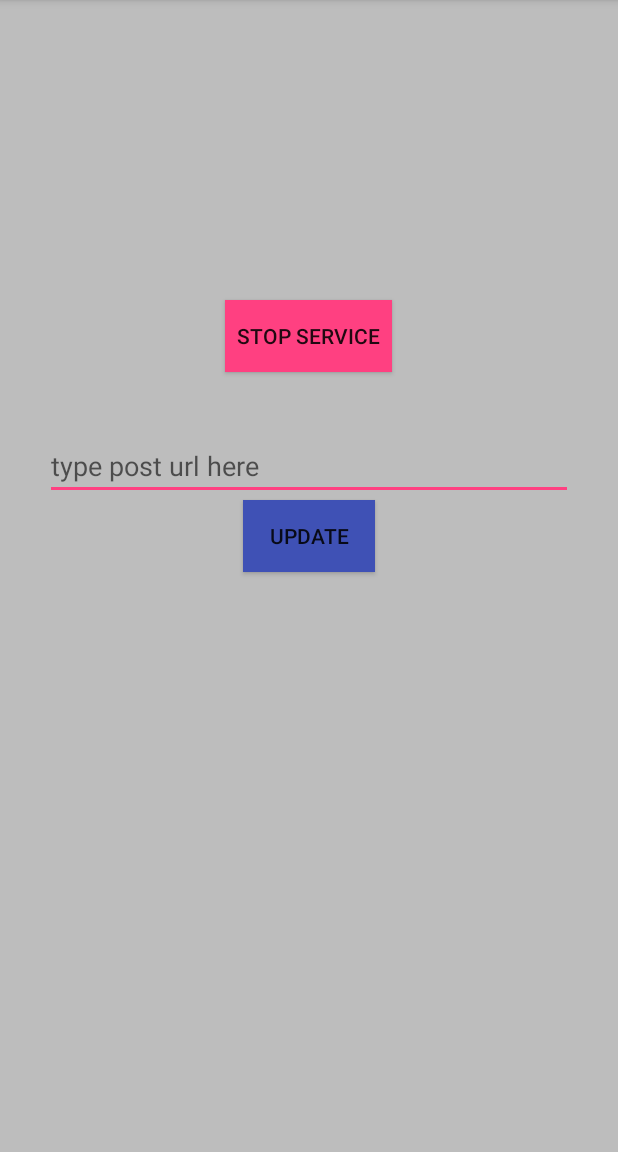
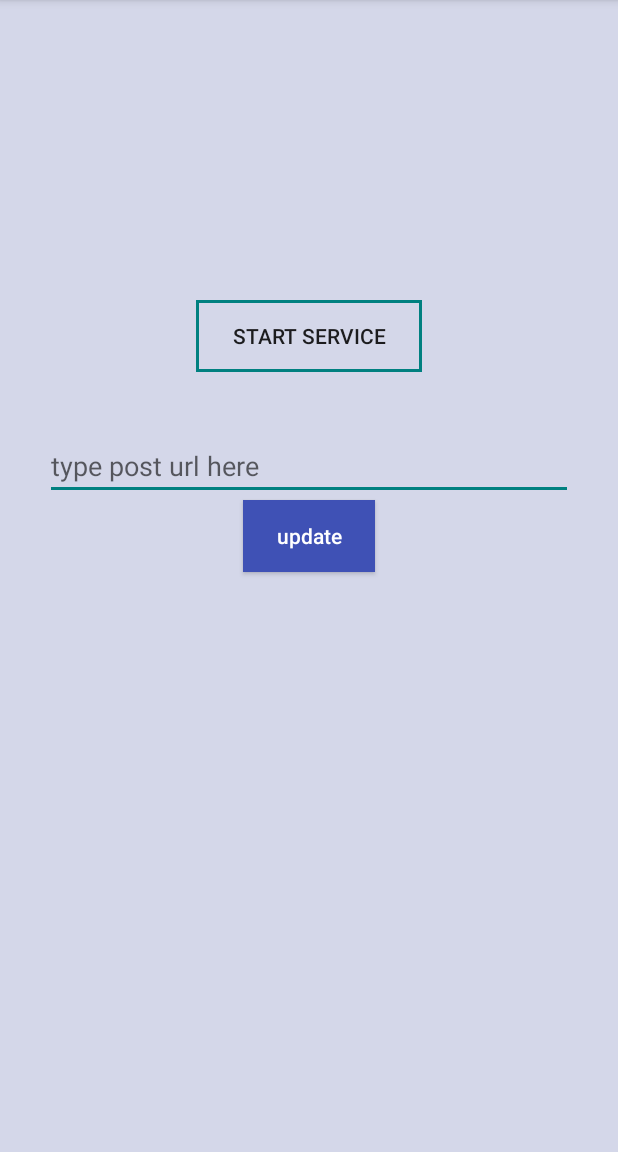
Before and after one commit to santiago91ams/calllog, an Android app: the screen it shows after launch (MainActivity), after a tap on "START SERVICE", on a phone screen of 412 x 824 dp, the part 84-1236 px from its top. Run offline under Robolectric (Android 15) with nearby library versions, the phone set to English and light mode, and no system bars.

Commit message:
*button customize, minor changes

```diff
--- a/Calllog/app/src/main/java/com/service/calllog/ui/MainActivity.java
+++ b/Calllog/app/src/main/java/com/service/calllog/ui/MainActivity.java
@@ -12,6 +12,7 @@ import android.util.Log;
 import android.view.View;
 import android.widget.Button;
 import android.widget.EditText;
+import android.widget.Toast;
 
 import com.service.calllog.core.CallLogPOSTModel;
 import com.service.calllog.core.CallLogPrefs;
@@ -63,6 +64,7 @@ public class MainActivity extends AppCompatActivity {
             @Override
             public void onClick(View v) {
 
+                if (!isEmpty(CallLogPrefs.getPostURL())) {
                     if (isServiceStarted) {
                         updateService("Start service", false);
                         callLogService.stopService();
@@ -70,7 +72,9 @@ public class MainActivity extends AppCompatActivity {
                         updateService("Stop service", true);
                         startService(new Intent(MainActivity.this, CallLogService.class));
                     }
-
+                } else {
+                    Toast.makeText(MainActivity.this, "Update the post url first!", Toast.LENGTH_SHORT).show();
+                }
             }
         });
 
@@ -125,11 +129,13 @@ public class MainActivity extends AppCompatActivity {
         ApiService apiService =
                 ApiClient.getClient().create(ApiService.class);
 
+        if (!isEmpty(CallLogPrefs.getPostURL())) {
             Call<Void> call = apiService.sendPhoneLog(CallLogPrefs.getPostURL(), callLogPOSTModel);
             call.enqueue(new Callback<Void>() {
                 @Override
                 public void onResponse(Call<Void> call, Response<Void> response) {
                     CallLogPrefs.setSentLogID("" + date.getTime());
+                    Log.d("xtag", "save call log as sent - " + date.getTime());
                 }
 
                 @Override
@@ -138,5 +144,6 @@ public class MainActivity extends AppCompatActivity {
                 }
             });
         }
+    }
 
 }
--- a/Calllog/app/src/main/res/drawable/button_effect.xml
+++ b/Calllog/app/src/main/res/drawable/button_effect.xml
@@ -1,8 +1,14 @@
 <?xml version="1.0" encoding="utf-8"?>
-<selector xmlns:android="http://schemas.android.com/apk/res/android">
-
-
-    <item android:drawable="@color/colorPrimaryDark" android:state_pressed="true"></item>
-    <item android:drawable="@color/colorAccent"></item>
-
-</selector>
+<layer-list xmlns:android="http://schemas.android.com/apk/res/android">
+    <item>
+        <shape android:shape="rectangle">
+            <solid android:color="@android:color/transparent" />
+        </shape>
+    </item>
+    <item>
+        <shape>
+            <solid android:color="@android:color/transparent" />
+            <stroke android:width="2dp" android:color="@color/colorAccent"></stroke>
+        </shape>
+    </item>
+</layer-list>
--- a/Calllog/app/src/main/res/layout/activity_main.xml
+++ b/Calllog/app/src/main/res/layout/activity_main.xml
@@ -4,30 +4,34 @@
     xmlns:tools="http://schemas.android.com/tools"
     android:layout_width="match_parent"
     android:layout_height="match_parent"
+    android:background="@color/colorPrimaryDark"
     android:orientation="vertical"
-    android:background="#bdbdbd"
     tools:context="com.service.calllog.ui.MainActivity">
 
     <Button
         android:id="@+id/start_service"
         android:layout_width="wrap_content"
         android:layout_height="wrap_content"
+        android:layout_gravity="center"
         android:layout_marginTop="200dp"
-        android:layout_gravity="center"
-        android:paddingLeft="8dp"
-        android:paddingRight="8dp"
         android:background="@drawable/button_effect"
-        android:text="Button"/>
+        android:paddingLeft="24dp"
+        android:paddingRight="24dp"
+        android:text="Button" />
 
 
     <EditText
         android:id="@+id/input_post_url"
+        android:layout_width="match_parent"
+        android:layout_height="wrap_content"
+        android:layout_marginLeft="30dp"
+        android:layout_marginRight="30dp"
         android:layout_marginTop="40dp"
-        android:layout_marginRight="30dp"
-        android:layout_marginLeft="30dp"
+        android:ellipsize="end"
         android:hint="type post url here"
-        android:layout_width="match_parent"
-        android:layout_height="wrap_content" />
+        android:imeOptions="actionDone"
+        android:maxLength="30"
+        android:maxLines="1" />
 
     <Button
         android:id="@+id/update_ws_url"
@@ -35,7 +39,9 @@
         android:layout_height="wrap_content"
         android:layout_gravity="center"
         android:background="@color/colorPrimary"
-        android:text="update"/>
+        android:text="update"
+        android:textAllCaps="false"
+        android:textColor="@android:color/white" />
 
 
 </android.widget.LinearLayout>
--- a/Calllog/app/src/main/res/values/colors.xml
+++ b/Calllog/app/src/main/res/values/colors.xml
@@ -1,6 +1,6 @@
 <?xml version="1.0" encoding="utf-8"?>
 <resources>
     <color name="colorPrimary">#3F51B5</color>
-    <color name="colorPrimaryDark">#303F9F</color>
-    <color name="colorAccent">#FF4081</color>
+    <color name="colorPrimaryDark">#3d5e69b5</color>
+    <color name="colorAccent">#008080</color>
 </resources>
```
Lines whose indentation alone changed are shown as unchanged.
